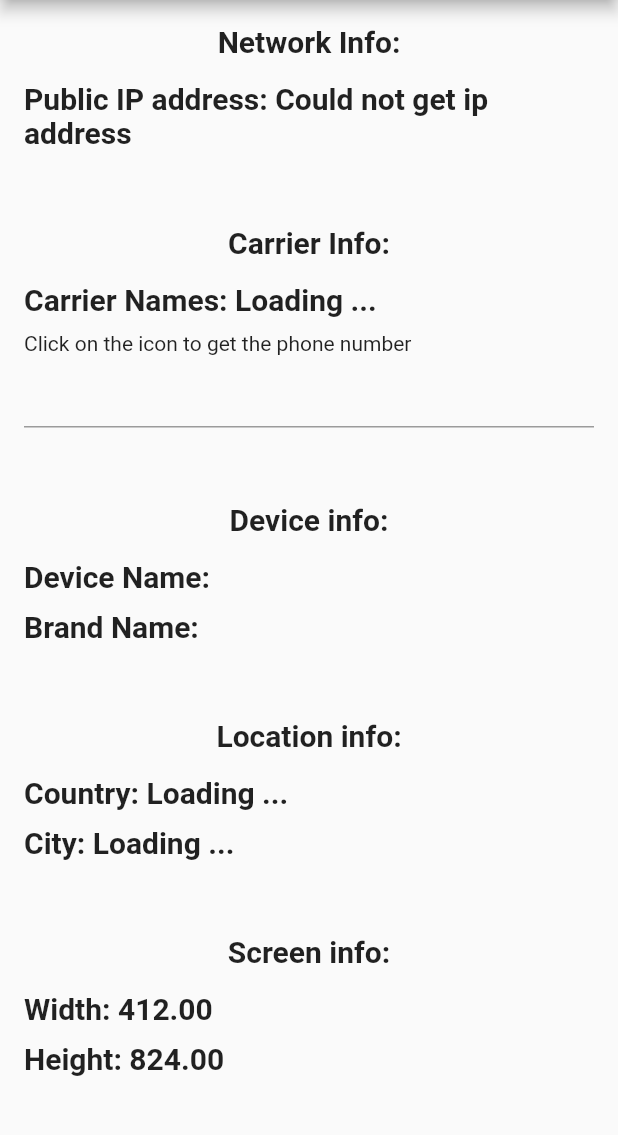
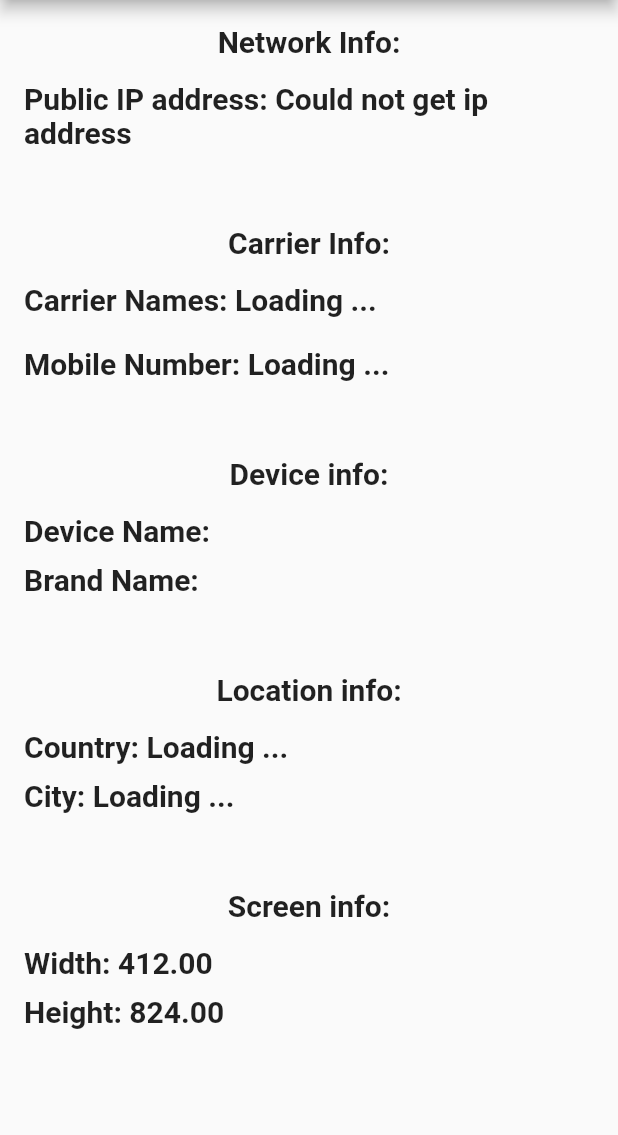
Before and after one commit to yehya-qassim/flutter_demo, a Flutter app: the screen it shows after launch, on a phone screen of 412 x 824 dp, the part 84-1219 px from its top. Run offline on Flutter 3.47's test engine with Material 2 defaults, Android fonts, the phone set to English and light mode, and no system bars; drawn by our look-alikes of sms_autofill; our stand-ins replace device_info_plus, geocoding, location; missing offline and left inert: carrier_info, dart_ipify.

Commit message:
Mobile number

```diff
--- a/lib/home_page.dart
+++ b/lib/home_page.dart
@@ -101,11 +101,13 @@ class _HomePageState extends State<HomePage> {
               const SizedBox(
                 height: 10,
               ),
-              const Text(
-                'Click on the icon to get the phone number'
+              const SizedBox(
+                height: 10,
               ),
-              //A widget to get the phone number
-              const PhoneFieldHint(),
+              Text(
+                'Mobile Number: ${mobileNumber ?? 'Loading ...'}',
+                style: _style(),
+              ),
 
               const SizedBox(
                 height: 50,
@@ -254,6 +256,17 @@ class _HomePageState extends State<HomePage> {
     });
   }
 
+  // A function to get screen info
+  Future<void> initMobileInfo() async {
+
+    final SmsAutoFill autoFill = SmsAutoFill();
+    final String? hint = await autoFill.hint;
+
+     setState(() {
+       mobileNumber = hint;
+     });
+  }
+
   Future<void> initAppFunctions() async {
     //init network info
      _initNetworkInfo();
@@ -267,5 +280,8 @@ class _HomePageState extends State<HomePage> {
      //init location
      initLocation();
 
+     //init mobile
+    initMobileInfo();
+
   }
 }
```
